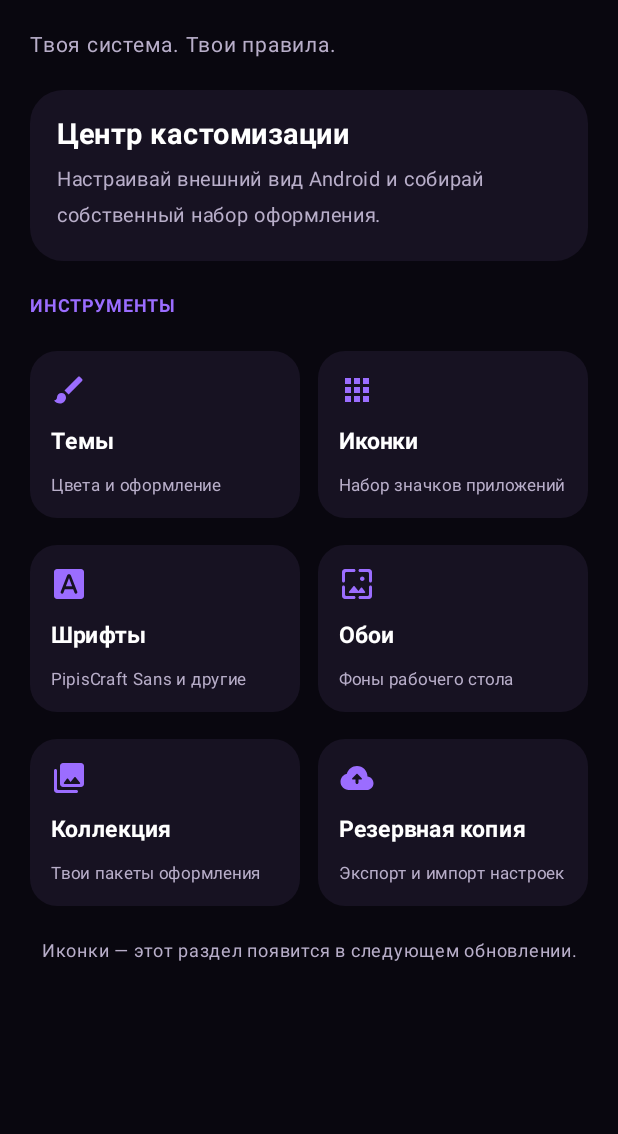
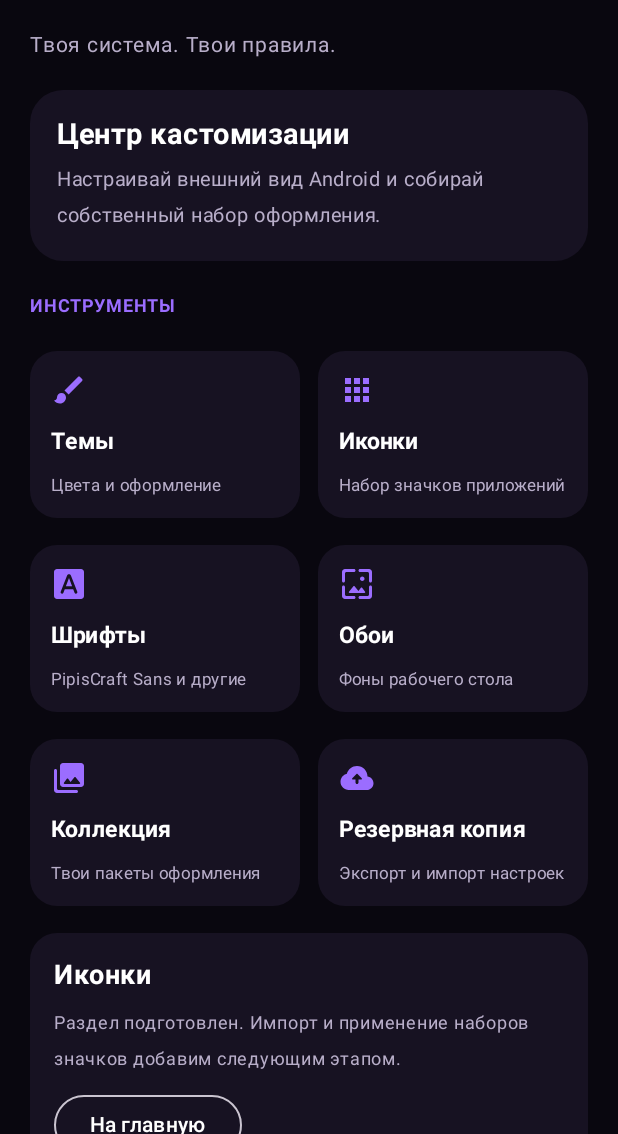
Before and after one commit to shadowfightdimaonly-del/pipOS, an Android app built with Jetpack Compose: the screen it shows after launch (MainActivity), after a tap on "Иконки", on a phone screen of 412 x 824 dp, the part 102-1236 px from its top. Run offline under Robolectric (Android 15) with nearby library versions, the phone set to English and light mode, and no system bars; 1 other tap on this screen came first.

Commit message:
Make PipOS screens scrollable and persist theme settings

```diff
--- a/android-app/app/src/main/java/com/pipis/os/MainActivity.kt
+++ b/android-app/app/src/main/java/com/pipis/os/MainActivity.kt
@@ -15,6 +15,8 @@ import androidx.compose.foundation.layout.fillMaxSize
 import androidx.compose.foundation.layout.fillMaxWidth
 import androidx.compose.foundation.layout.height
 import androidx.compose.foundation.layout.padding
+import androidx.compose.foundation.rememberScrollState
+import androidx.compose.foundation.verticalScroll
 import androidx.compose.foundation.shape.RoundedCornerShape
 import androidx.compose.material.icons.Icons
 import androidx.compose.material.icons.rounded.Apps
@@ -33,6 +35,7 @@ import androidx.compose.material3.OutlinedButton
 import androidx.compose.material3.Surface
 import androidx.compose.material3.Text
 import androidx.compose.runtime.Composable
+import androidx.compose.runtime.LaunchedEffect
 import androidx.compose.runtime.getValue
 import androidx.compose.runtime.mutableStateOf
 import androidx.compose.runtime.remember
@@ -72,14 +75,31 @@ class MainActivity : ComponentActivity() {
 
 @Composable
 private fun PipOSApp() {
+    val context = LocalContext.current
+    val preferences = remember(context) {
+        context.getSharedPreferences("pipos_preferences", android.content.Context.MODE_PRIVATE)
+    }
     var selected by remember { mutableStateOf("Главная") }
-    var settings by remember { mutableStateOf(PipOSSettings()) }
+    var settings by remember {
+        mutableStateOf(
+            PipOSSettings(
+                themeName = preferences.getString("theme_name", "Void Purple") ?: "Void Purple",
+                accentColor = preferences.getString("accent_color", "#9B6DFF") ?: "#9B6DFF"
+            )
+        )
+    }
     var status by remember { mutableStateOf("Резервная копия хранит настройки PipOS в ZIP-архиве.") }
-    val context = LocalContext.current
     val scope = rememberCoroutineScope()
     val accent = remember(settings.accentColor) {
         runCatching { Color(android.graphics.Color.parseColor(settings.accentColor)) }
             .getOrDefault(Color(0xFF9B6DFF))
+    }
+
+    LaunchedEffect(settings.themeName, settings.accentColor) {
+        preferences.edit()
+            .putString("theme_name", settings.themeName)
+            .putString("accent_color", settings.accentColor)
+            .apply()
     }
 
     val exportLauncher = rememberLauncherForActivityResult(
@@ -127,7 +147,10 @@ private fun PipOSApp() {
     MaterialTheme {
         Surface(modifier = Modifier.fillMaxSize(), color = Background) {
             Column(
-                modifier = Modifier.fillMaxSize().padding(horizontal = 20.dp, vertical = 28.dp),
+                modifier = Modifier
+                    .fillMaxSize()
+                    .verticalScroll(rememberScrollState())
+                    .padding(horizontal = 20.dp, vertical = 28.dp),
                 verticalArrangement = Arrangement.spacedBy(18.dp)
             ) {
                 Text("PipOS", color = Color.White, fontSize = 34.sp, fontWeight = FontWeight.Black)
@@ -195,7 +218,7 @@ private fun PipOSApp() {
                         ) {
                             Column(Modifier.padding(16.dp), verticalArrangement = Arrangement.spacedBy(12.dp)) {
                                 Text("Цветовая тема", color = Color.White, fontSize = 18.sp, fontWeight = FontWeight.Bold)
-                                Text("Выбери акцентный цвет PipOS. Он сразу применяется к интерфейсу приложения и сохраняется в резервной копии.", color = Muted, fontSize = 12.sp)
+                                Text("Выбери акцентный цвет PipOS. Он сразу применяется к интерфейсу приложения и сохраняется на устройстве.", color = Muted, fontSize = 12.sp)
                                 themePresets.chunked(2).forEach { pair ->
                                     Row(horizontalArrangement = Arrangement.spacedBy(10.dp)) {
                                         pair.forEach { preset ->
@@ -228,19 +251,34 @@ private fun PipOSApp() {
                         }
                     }
                     "Главная" -> Text(
-                        "PipOS Android • версия 0.2.0",
+                        "PipOS Android • версия 0.3.0",
                         color = Muted,
                         fontSize = 12.sp,
                         modifier = Modifier.fillMaxWidth(),
                         textAlign = TextAlign.Center
                     )
-                    else -> Text(
-                        "$selected — этот раздел появится в следующем обновлении.",
-                        color = Muted,
-                        fontSize = 12.sp,
-                        modifier = Modifier.fillMaxWidth(),
-                        textAlign = TextAlign.Center
-                    )
+                    else -> Card(
+                        colors = CardDefaults.cardColors(containerColor = Panel),
+                        shape = RoundedCornerShape(18.dp),
+                        modifier = Modifier.fillMaxWidth()
+                    ) {
+                        Column(Modifier.padding(16.dp), verticalArrangement = Arrangement.spacedBy(8.dp)) {
+                            Text(selected, color = Color.White, fontSize = 18.sp, fontWeight = FontWeight.Bold)
+                            Text(
+                                when (selected) {
+                                    "Иконки" -> "Раздел подготовлен. Импорт и применение наборов значков добавим следующим этапом."
+                                    "Шрифты" -> "Раздел подготовлен. Здесь появится импорт шрифтов и поддерживаемых пакетов."
+                                    "Обои" -> "Раздел подготовлен. Здесь появится выбор изображения и установка обоев."
+                                    else -> "Здесь будут собираться и храниться твои наборы оформления."
+                                },
+                                color = Muted,
+                                fontSize = 12.sp
+                            )
+                            OutlinedButton(onClick = { selected = "Главная" }) {
+                                Text("На главную", color = Color.White)
+                            }
+                        }
+                    }
                 }
             }
         }
```
